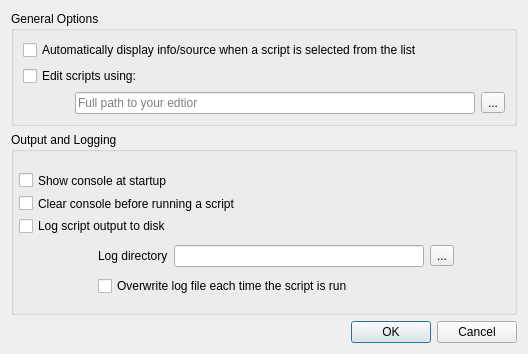
g-sherman/Script-Runner, file ui_preferences.ui: the form before one commit.
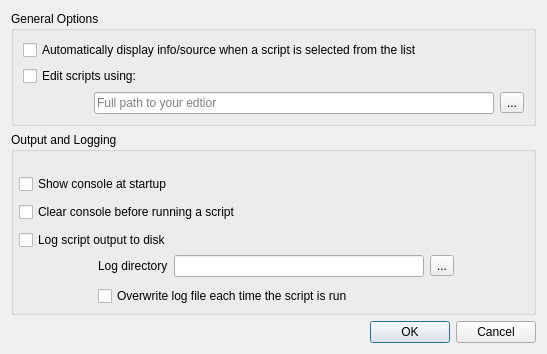
The form after the commit.

Patch:
```diff
--- a/ui_preferences.ui
+++ b/ui_preferences.ui
@@ -6,7 +6,7 @@
    <rect>
     <x>0</x>
     <y>0</y>
-    <width>528</width>
+    <width>547</width>
     <height>354</height>
    </rect>
   </property>
@@ -95,7 +95,7 @@
       <property name="geometry">
        <rect>
         <x>10</x>
-        <y>110</y>
+        <y>120</y>
         <width>433</width>
         <height>58</height>
        </rect>
@@ -165,8 +165,8 @@
        <rect>
         <x>8</x>
         <y>40</y>
-        <width>259</width>
-        <height>62</height>
+        <width>352</width>
+        <height>80</height>
        </rect>
       </property>
       <layout class="QGridLayout" name="gridLayout_3">
@@ -179,6 +179,12 @@
        </item>
        <item row="1" column="0">
         <widget class="QCheckBox" name="cbClearConsole">
+         <property name="minimumSize">
+          <size>
+           <width>350</width>
+           <height>0</height>
+          </size>
+         </property>
          <property name="text">
           <string>Clear console before running a script</string>
          </property>
```
Left out of the diff: 2 changed lines with no effect on the pictures.
